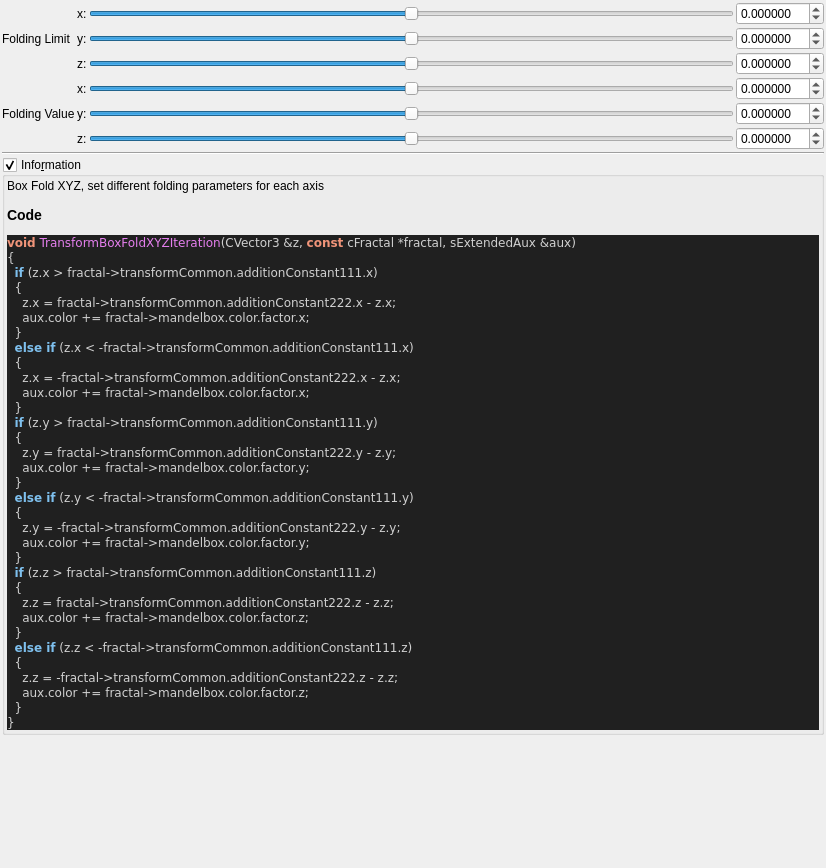
Above: mandelbulber2/qt_data/fractal_transf_box_fold_XYZ.ui from buddhi1980/mandelbulber2 before the change. Below: the same form after it.
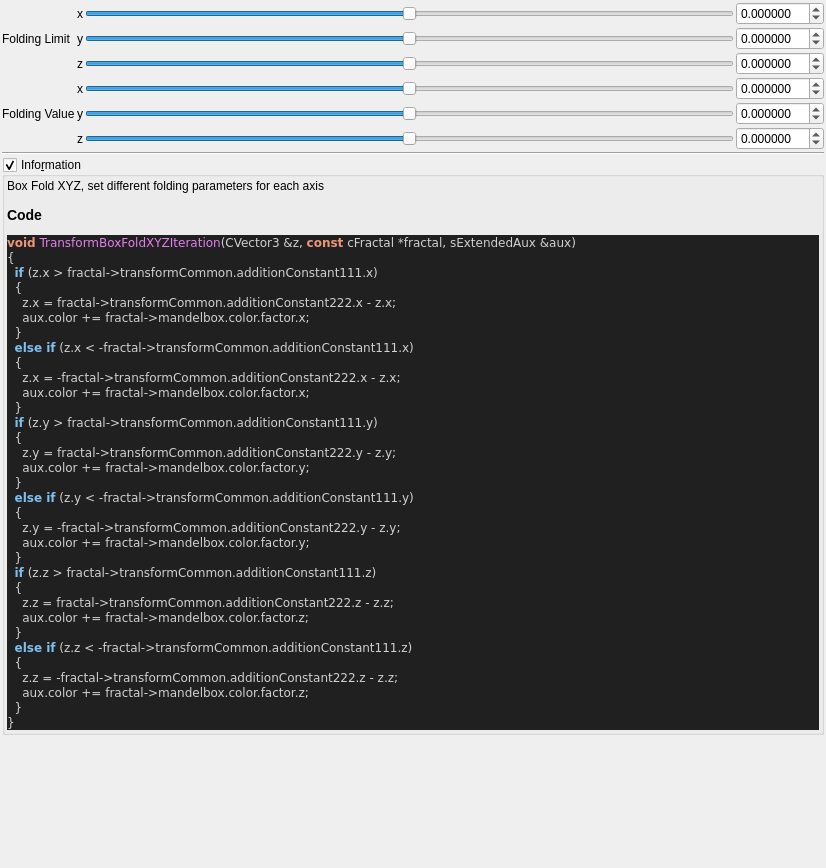
That is the form after the change. Custom widgets are drawn as their Qt base class.

The edit to the form file:
```diff
--- a/mandelbulber2/qt_data/fractal_transf_box_fold_XYZ.ui
+++ b/mandelbulber2/qt_data/fractal_transf_box_fold_XYZ.ui
@@ -351,42 +351,42 @@
      <item row="0" column="2">
       <widget class="QLabel" name="label_167">
        <property name="text">
-        <string>x:</string>
+        <string notr="true">x</string>
        </property>
       </widget>
      </item>
      <item row="1" column="2">
       <widget class="QLabel" name="label_165">
        <property name="text">
-        <string>y:</string>
+        <string notr="true">y</string>
        </property>
       </widget>
      </item>
      <item row="2" column="2">
       <widget class="QLabel" name="label_161">
        <property name="text">
-        <string>z:</string>
+        <string notr="true">z</string>
        </property>
       </widget>
      </item>
      <item row="5" column="2">
       <widget class="QLabel" name="label_163">
        <property name="text">
-        <string>z:</string>
+        <string notr="true">z</string>
        </property>
       </widget>
      </item>
      <item row="4" column="2">
       <widget class="QLabel" name="label_162">
        <property name="text">
-        <string>y:</string>
+        <string notr="true">y</string>
        </property>
       </widget>
      </item>
      <item row="3" column="2">
       <widget class="QLabel" name="label_160">
        <property name="text">
-        <string>x:</string>
+        <string notr="true">x</string>
        </property>
       </widget>
      </item>
```
